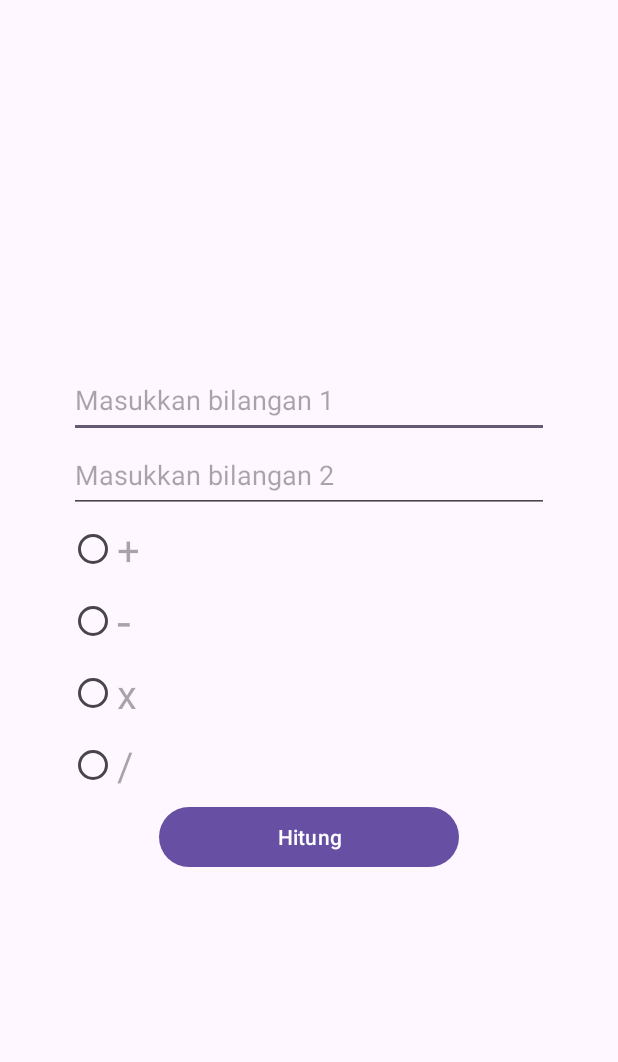
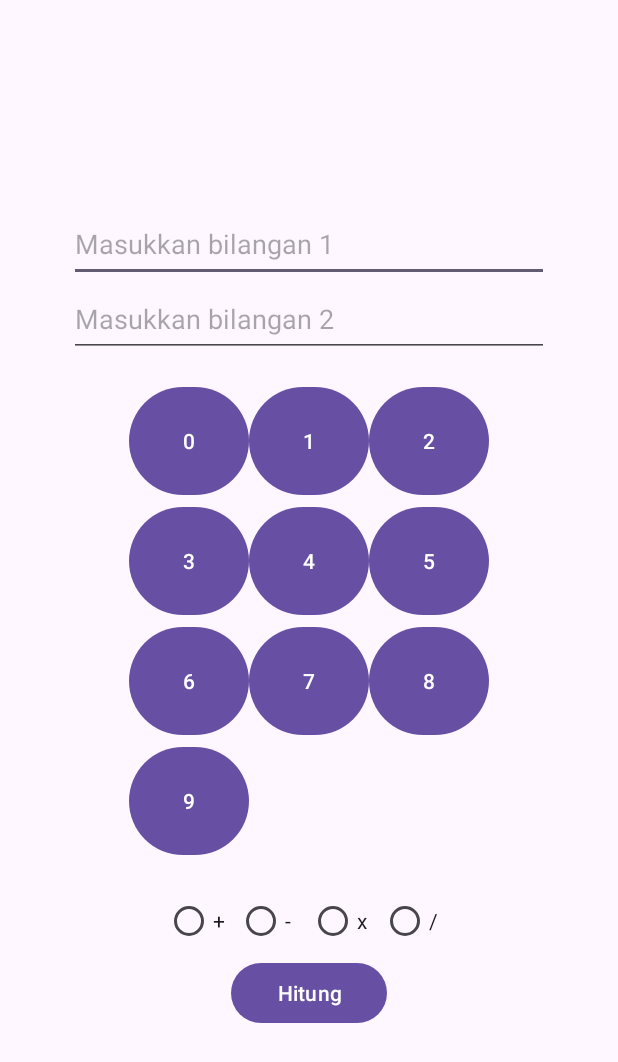
Before and after one commit to raaprsty/Tugas-1_PAM-B., an Android app: the screen it shows after launch (MainActivity), after a tap on "Hitung", on a phone screen of 412 x 824 dp. Shown: the top 1062 px of the screen. Run offline under Robolectric (Android 15) with nearby library versions, the phone set to English and light mode, and no system bars.

Commit message:
Tugas 3 PAM

```diff
--- a/PAMUB/app/src/main/java/com/example/pamub/Hasil.kt
+++ b/PAMUB/app/src/main/java/com/example/pamub/Hasil.kt
@@ -2,21 +2,13 @@ package com.example.pamub
 
 import android.os.Bundle
 import android.widget.TextView
-import androidx.activity.enableEdgeToEdge
 import androidx.appcompat.app.AppCompatActivity
-import androidx.core.view.ViewCompat
-import androidx.core.view.WindowInsetsCompat
 
 class Hasil : AppCompatActivity() {
     override fun onCreate(savedInstanceState: Bundle?) {
         super.onCreate(savedInstanceState)
-        enableEdgeToEdge()
         setContentView(R.layout.activity_hasil)
-        ViewCompat.setOnApplyWindowInsetsListener(findViewById(R.id.main)) { v, insets ->
-            val systemBars = insets.getInsets(WindowInsetsCompat.Type.systemBars())
-            v.setPadding(systemBars.left, systemBars.top, systemBars.right, systemBars.bottom)
-            insets
-        }
+
         val result = intent.getDoubleExtra("RESULT", 0.0)
         findViewById<TextView>(R.id.textViewResult).text = "Hasil: $result"
     }
--- a/PAMUB/app/src/main/java/com/example/pamub/MainActivity.kt
+++ b/PAMUB/app/src/main/java/com/example/pamub/MainActivity.kt
@@ -1,62 +1,72 @@
-    package com.example.pamub
+package com.example.pamub
 
-import android.annotation.SuppressLint
 import android.content.Intent
 import android.os.Bundle
-import android.provider.MediaStore.Audio.Radio
 import android.widget.Button
 import android.widget.EditText
 import android.widget.RadioGroup
 import android.widget.Toast
-import androidx.activity.enableEdgeToEdge
 import androidx.appcompat.app.AppCompatActivity
-import androidx.core.view.ViewCompat
-import androidx.core.view.WindowInsetsCompat
 
 class MainActivity : AppCompatActivity() {
-    @SuppressLint("WrongViewCast")
+    private var selectedEditText: EditText? = null
+
     override fun onCreate(savedInstanceState: Bundle?) {
         super.onCreate(savedInstanceState)
-        enableEdgeToEdge()
         setContentView(R.layout.activity_main)
-        ViewCompat.setOnApplyWindowInsetsListener(findViewById(R.id.main)) { v, insets ->
-            val systemBars = insets.getInsets(WindowInsetsCompat.Type.systemBars())
-            v.setPadding(systemBars.left, systemBars.top, systemBars.right, systemBars.bottom)
-            insets
-        }
 
         val editText1 = findViewById<EditText>(R.id.nilai1)
         val editText2 = findViewById<EditText>(R.id.nilai2)
         val radioButton = findViewById<RadioGroup>(R.id.radiobutton)
-        val button = findViewById<Button>(R.id.buttonhitung)
+        val buttonHitung = findViewById<Button>(R.id.buttonhitung)
 
-        button.setOnClickListener{
+        // Set default selected EditText
+        selectedEditText = editText1
+
+        // Handle EditText focus
+        editText1.setOnFocusChangeListener { _, hasFocus ->
+            if (hasFocus) selectedEditText = editText1
+        }
+        editText2.setOnFocusChangeListener { _, hasFocus ->
+            if (hasFocus) selectedEditText = editText2
+        }
+
+        // Handle number button clicks
+        val buttonIds = listOf(R.id.button0, R.id.button1, R.id.button2, R.id.button3, R.id.button4, R.id.button5, R.id.button6, R.id.button7, R.id.button8, R.id.button9)
+        for (id in buttonIds) {
+            findViewById<Button>(id).setOnClickListener { button ->
+                selectedEditText?.append((button as Button).text)
+            }
+        }
+
+        // Handle the calculation
+        buttonHitung.setOnClickListener {
             val num1 = editText1.text.toString().toDoubleOrNull()
-            val num2 = editText1.text.toString().toDoubleOrNull()
+            val num2 = editText2.text.toString().toDoubleOrNull()
 
-            if(num1 == null || num2 == null) {
-                Toast.makeText(this, "masukkan angka yang valid", Toast.LENGTH_SHORT).show()
+            if (num1 == null || num2 == null) {
+                Toast.makeText(this, "Masukkan angka yang valid", Toast.LENGTH_SHORT).show()
                 return@setOnClickListener
             }
 
-            val result = when(radioButton.checkedRadioButtonId){
+            val result = when (radioButton.checkedRadioButtonId) {
                 R.id.radiotambah -> num1 + num2
                 R.id.radiokurang -> num1 - num2
                 R.id.radiokali -> num1 * num2
                 R.id.radiobagi -> {
-                    if(num2 == 0.0) {
-                        Toast.makeText(this, "pembagi tidak bisa nol", Toast.LENGTH_SHORT).show()
+                    if (num2 == 0.0) {
+                        Toast.makeText(this, "Pembagi tidak bisa nol", Toast.LENGTH_SHORT).show()
                         return@setOnClickListener
                     }
                     num1 / num2
                 }
                 else -> {
-                    Toast.makeText(this, "pilih operasi hitung", Toast.LENGTH_SHORT).show()
+                    Toast.makeText(this, "Pilih operasi hitung", Toast.LENGTH_SHORT).show()
                     return@setOnClickListener
                 }
             }
 
-            val intent = Intent(this, Result::class.java).apply{
+            val intent = Intent(this, Hasil::class.java).apply {
                 putExtra("RESULT", result)
             }
             startActivity(intent)
--- a/PAMUB/app/src/main/res/layout/activity_main.xml
+++ b/PAMUB/app/src/main/res/layout/activity_main.xml
@@ -9,16 +9,15 @@
 
     <LinearLayout
         android:layout_width="match_parent"
-        android:layout_height="match_parent"
+        android:layout_height="wrap_content"
         android:gravity="center"
         android:orientation="vertical"
         app:layout_constraintBottom_toBottomOf="parent"
         app:layout_constraintTop_toTopOf="parent"
         app:layout_constraintEnd_toEndOf="parent"
-        app:layout_constraintStart_toStartOf="parent"
-        tools:layout_editor_absoluteX="34dp"
-        tools:layout_editor_absoluteY="-27dp">
+        app:layout_constraintStart_toStartOf="parent">
 
+        <!-- Input Angka -->
         <EditText
             android:id="@+id/nilai1"
             android:layout_width="320dp"
@@ -33,47 +32,43 @@
             android:hint="Masukkan bilangan 2"
             android:inputType="numberDecimal" />
 
+        <!-- Tombol Angka 0-9 -->
+        <GridLayout
+            android:layout_width="wrap_content"
+            android:layout_height="wrap_content"
+            android:columnCount="3"
+            android:rowCount="4"
+            android:layout_marginTop="16dp">
+            <Button android:id="@+id/button0" android:layout_width="80dp" android:layout_height="80dp" android:text="0" />
+            <Button android:id="@+id/button1" android:layout_width="80dp" android:layout_height="80dp" android:text="1" />
+            <Button android:id="@+id/button2" android:layout_width="80dp" android:layout_height="80dp" android:text="2" />
+            <Button android:id="@+id/button3" android:layout_width="80dp" android:layout_height="80dp" android:text="3" />
+            <Button android:id="@+id/button4" android:layout_width="80dp" android:layout_height="80dp" android:text="4" />
+            <Button android:id="@+id/button5" android:layout_width="80dp" android:layout_height="80dp" android:text="5" />
+            <Button android:id="@+id/button6" android:layout_width="80dp" android:layout_height="80dp" android:text="6" />
+            <Button android:id="@+id/button7" android:layout_width="80dp" android:layout_height="80dp" android:text="7" />
+            <Button android:id="@+id/button8" android:layout_width="80dp" android:layout_height="80dp" android:text="8" />
+            <Button android:id="@+id/button9" android:layout_width="80dp" android:layout_height="80dp" android:text="9" />
+        </GridLayout>
+
+        <!-- Tombol Operasi Aritmatika -->
         <RadioGroup
             android:id="@+id/radiobutton"
             android:layout_width="wrap_content"
-            android:layout_height="wrap_content"/>
+            android:layout_height="wrap_content"
+            android:orientation="horizontal"
+            android:layout_marginTop="16dp">
+            <RadioButton android:id="@+id/radiotambah" android:layout_width="wrap_content" android:layout_height="wrap_content" android:text="+" />
+            <RadioButton android:id="@+id/radiokurang" android:layout_width="wrap_content" android:layout_height="wrap_content" android:text="-" />
+            <RadioButton android:id="@+id/radiokali" android:layout_width="wrap_content" android:layout_height="wrap_content" android:text="x" />
+            <RadioButton android:id="@+id/radiobagi" android:layout_width="wrap_content" android:layout_height="wrap_content" android:text="/" />
+        </RadioGroup>
 
-        <RadioButton
-            android:id="@+id/radiotambah"
-            android:layout_width="320dp"
-            android:layout_height="wrap_content"
-            android:hint="+"
-            android:textSize="12pt" />
-
-        <RadioButton
-                android:id="@+id/radiokurang"
-                android:layout_width="320dp"
-                android:layout_height="wrap_content"
-                android:textSize="15pt"
-                android:hint="-"
-                />
-
-            <RadioButton
-                android:id="@+id/radiokali"
-                android:layout_width="320dp"
-                android:layout_height="wrap_content"
-                android:textSize="12pt"
-                android:hint="x"
-                />
-
-            <RadioButton
-                android:id="@+id/radiobagi"
-                android:layout_width="320dp"
-                android:layout_height="wrap_content"
-                android:textSize="12pt"
-                android:hint="/"
-                />
-
+        <!-- Tombol Hitung -->
         <Button
             android:id="@+id/buttonhitung"
-            android:layout_width="200dp"
+            android:layout_width="104dp"
             android:layout_height="wrap_content"
             android:text="Hitung" />
     </LinearLayout>
-
-    </androidx.constraintlayout.widget.ConstraintLayout>
+</androidx.constraintlayout.widget.ConstraintLayout>
```
Also changed, not shown: PAMUB/app/src/main/res/layout/activity_hasil.xml (line endings or trailing spaces).
